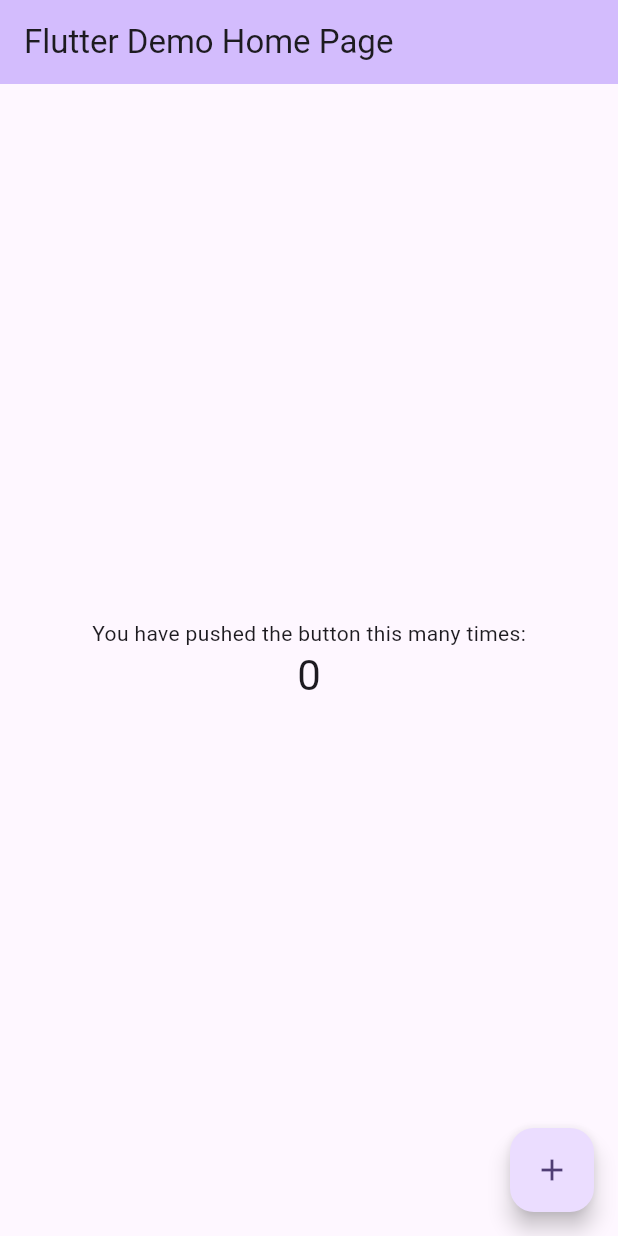
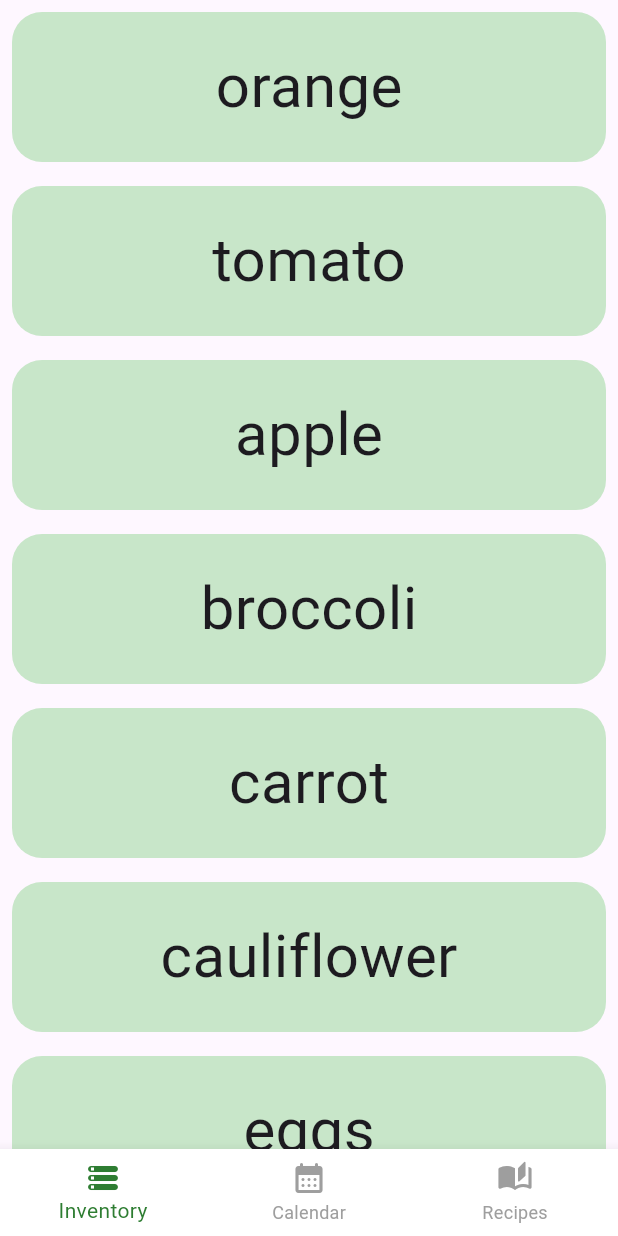
Before and after one commit to kellyycha/sous_chef_app, a Flutter app: the screen it shows after launch, on a phone screen of 412 x 824 dp. Run offline on Flutter 3.47's test engine with Material 3 defaults, Android fonts, the phone set to English and light mode, and no system bars.

Commit message:
scrolling inventory list

```diff
--- /dev/null
+++ b/lib/bottom_nav.dart
@@ -0,0 +1,59 @@
+import 'package:flutter/material.dart';
+import 'package:sous_chef_app/pages/inventory_page.dart';
+import 'package:sous_chef_app/pages/calendar_page.dart';
+import 'package:sous_chef_app/pages/recipes_page.dart';
+
+class BottomNav extends StatefulWidget {
+  BottomNav({super.key});
+
+  @override
+  State<BottomNav> createState() => _BottomNavState();
+}
+
+class _BottomNavState extends State<BottomNav> {
+  int _selectedIndex = 0;
+
+  void _navigateBottomBar(int index) {
+    setState(() {
+      _selectedIndex = index;
+    });
+  }
+
+  final List _pages = [
+    InventoryPage(),
+    CalendarPage(),
+    RecipesPage(),
+  ];
+
+  @override
+  Widget build(BuildContext context) {
+    return Scaffold(
+      body: _pages[_selectedIndex],
+      bottomNavigationBar: BottomNavigationBar(
+        currentIndex: _selectedIndex,
+        onTap: _navigateBottomBar,
+        // type: BottomNavigationBarType.fixed,
+        backgroundColor: Colors.white,
+        selectedItemColor: Colors.green[800],
+        unselectedItemColor: Colors.grey,
+        items: const [
+          BottomNavigationBarItem(
+            icon: Icon(Icons.storage_rounded),
+            label: "Inventory",
+          ),
+
+          BottomNavigationBarItem(
+            icon: Icon(Icons.calendar_month_rounded),
+            label: "Calendar",
+          ),
+
+          BottomNavigationBarItem(
+            icon: Icon(Icons.auto_stories_rounded),
+            label: "Recipes",
+          ),
+        ]
+      )
+
+    );
+  }
+}
--- /dev/null
+++ b/lib/item_square.dart
@@ -0,0 +1,30 @@
+import 'package:flutter/material.dart';
+import 'package:flutter/widgets.dart';
+
+class MySquare extends StatelessWidget{
+  final String child;
+
+  MySquare({required this.child});
+
+  @override
+  Widget build(BuildContext context) {
+    return Padding(
+      padding: const EdgeInsets.all(8.0),
+      child: Container(
+        height: 100,
+        decoration: BoxDecoration(
+          color: Colors.green[100],
+          borderRadius: BorderRadius.circular(20)
+        ),
+
+        child: Center(
+          child: Text(
+            child,
+            style: const TextStyle(
+              fontSize: 40),
+            )
+          )
+        )
+    );
+  }
+}
--- a/lib/main.dart
+++ b/lib/main.dart
@@ -1,125 +1,28 @@
 import 'package:flutter/material.dart';
+import 'package:sous_chef_app/bottom_nav.dart';
+import 'package:sous_chef_app/pages/inventory_page.dart';
+import 'package:sous_chef_app/pages/calendar_page.dart';
+import 'package:sous_chef_app/pages/recipes_page.dart';
 
 void main() {
-  runApp(const MyApp());
+  runApp(MyApp());
 }
 
 class MyApp extends StatelessWidget {
   const MyApp({super.key});
 
-  // This widget is the root of your application.
   @override
   Widget build(BuildContext context) {
     return MaterialApp(
-      title: 'Flutter Demo',
-      theme: ThemeData(
-        // This is the theme of your application.
-        //
-        // TRY THIS: Try running your application with "flutter run". You'll see
-        // the application has a purple toolbar. Then, without quitting the app,
-        // try changing the seedColor in the colorScheme below to Colors.green
-        // and then invoke "hot reload" (save your changes or press the "hot
-        // reload" button in a Flutter-supported IDE, or press "r" if you used
-        // the command line to start the app).
-        //
-        // Notice that the counter didn't reset back to zero; the application
-        // state is not lost during the reload. To reset the state, use hot
-        // restart instead.
-        //
-        // This works for code too, not just values: Most code changes can be
-        // tested with just a hot reload.
-        colorScheme: ColorScheme.fromSeed(seedColor: Colors.deepPurple),
-        useMaterial3: true,
-      ),
-      home: const MyHomePage(title: 'Flutter Demo Home Page'),
+      debugShowCheckedModeBanner: false,
+      home: BottomNav(),
+      routes: {
+        '/bottomnav': (context) => BottomNav(),
+        '/inventorypage': (context) => InventoryPage(),
+        '/calendarpage': (context) => CalendarPage(),
+        '/recipespage': (context) => RecipesPage(),
+      }
+
     );
   }
 }
-
-class MyHomePage extends StatefulWidget {
-  const MyHomePage({super.key, required this.title});
-
-  // This widget is the home page of your application. It is stateful, meaning
-  // that it has a State object (defined below) that contains fields that affect
-  // how it looks.
-
-  // This class is the configuration for the state. It holds the values (in this
-  // case the title) provided by the parent (in this case the App widget) and
-  // used by the build method of the State. Fields in a Widget subclass are
-  // always marked "final".
-
-  final String title;
-
-  @override
-  State<MyHomePage> createState() => _MyHomePageState();
-}
-
-class _MyHomePageState extends State<MyHomePage> {
-  int _counter = 0;
-
-  void _incrementCounter() {
-    setState(() {
-      // This call to setState tells the Flutter framework that something has
-      // changed in this State, which causes it to rerun the build method below
-      // so that the display can reflect the updated values. If we changed
-      // _counter without calling setState(), then the build method would not be
-      // called again, and so nothing would appear to happen.
-      _counter++;
-    });
-  }
-
-  @override
-  Widget build(BuildContext context) {
-    // This method is rerun every time setState is called, for instance as done
-    // by the _incrementCounter method above.
-    //
-    // The Flutter framework has been optimized to make rerunning build methods
-    // fast, so that you can just rebuild anything that needs updating rather
-    // than having to individually change instances of widgets.
-    return Scaffold(
-      appBar: AppBar(
-        // TRY THIS: Try changing the color here to a specific color (to
-        // Colors.amber, perhaps?) and trigger a hot reload to see the AppBar
-        // change color while the other colors stay the same.
-        backgroundColor: Theme.of(context).colorScheme.inversePrimary,
-        // Here we take the value from the MyHomePage object that was created by
-        // the App.build method, and use it to set our appbar title.
-        title: Text(widget.title),
-      ),
-      body: Center(
-        // Center is a layout widget. It takes a single child and positions it
-        // in the middle of the parent.
-        child: Column(
-          // Column is also a layout widget. It takes a list of children and
-          // arranges them vertically. By default, it sizes itself to fit its
-          // children horizontally, and tries to be as tall as its parent.
-          //
-          // Column has various properties to control how it sizes itself and
-          // how it positions its children. Here we use mainAxisAlignment to
-          // center the children vertically; the main axis here is the vertical
-          // axis because Columns are vertical (the cross axis would be
-          // horizontal).
-          //
-          // TRY THIS: Invoke "debug painting" (choose the "Toggle Debug Paint"
-          // action in the IDE, or press "p" in the console), to see the
-          // wireframe for each widget.
-          mainAxisAlignment: MainAxisAlignment.center,
-          children: <Widget>[
-            const Text(
-              'You have pushed the button this many times:',
-            ),
-            Text(
-              '$_counter',
-              style: Theme.of(context).textTheme.headlineMedium,
-            ),
-          ],
-        ),
-      ),
-      floatingActionButton: FloatingActionButton(
-        onPressed: _incrementCounter,
-        tooltip: 'Increment',
-        child: const Icon(Icons.add),
-      ), // This trailing comma makes auto-formatting nicer for build methods.
-    );
-  }
-}
--- /dev/null
+++ b/lib/pages/calendar_page.dart
@@ -0,0 +1,10 @@
+import 'package:flutter/material.dart';
+
+class CalendarPage extends StatelessWidget {
+  const CalendarPage({super.key});
+
+  @override
+  Widget build(BuildContext context) {
+    return Container();
+  }
+}
--- /dev/null
+++ b/lib/pages/inventory_page.dart
@@ -0,0 +1,41 @@
+import 'package:flutter/material.dart';
+import 'package:sous_chef_app/item_square.dart';
+
+class InventoryPage extends StatelessWidget {
+  InventoryPage({super.key});
+
+  final List _refrigerator = [
+    "orange",
+    "tomato",
+    "apple",
+    "broccoli",
+    "carrot",
+    "cauliflower",
+    "eggs",
+    "tofu",
+    ];
+
+
+  @override
+  Widget build(BuildContext context) {
+    return Scaffold(
+      body: Column(
+        children: [
+
+
+          //inventory list
+          Expanded(
+            child: ListView.builder(
+              itemCount: _refrigerator.length,
+              itemBuilder: (context, index) {
+                return MySquare(
+                  child: _refrigerator[index],
+                );
+              },
+            ),
+          ),
+        ],
+      ),
+    );
+  }
+}
--- /dev/null
+++ b/lib/pages/recipes_page.dart
@@ -0,0 +1,10 @@
+import 'package:flutter/material.dart';
+
+class RecipesPage extends StatelessWidget {
+  const RecipesPage({super.key});
+
+  @override
+  Widget build(BuildContext context) {
+    return Scaffold();
+  }
+}
```
